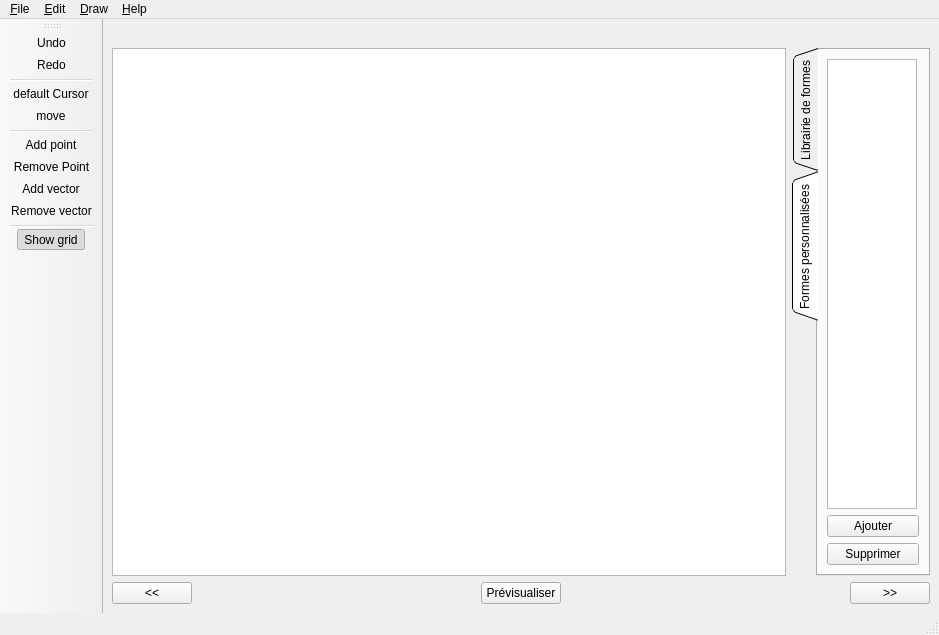
This is trunk/Ui/mainWindow.ui in BackupTheBerlios/qtfin-svn as Qt 5 draws it before an edit. The edited form follows.
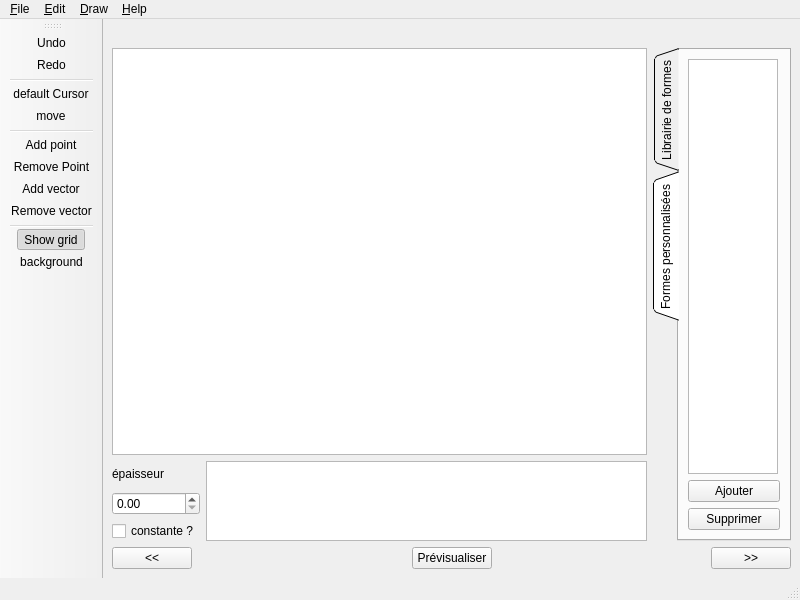
This is the edited form. Icons and pictures are not drawn.

What changed in the file:
```diff
--- a/trunk/Ui/mainWindow.ui
+++ b/trunk/Ui/mainWindow.ui
@@ -8,8 +8,8 @@
    <rect>
     <x>0</x>
     <y>0</y>
-    <width>939</width>
-    <height>635</height>
+    <width>800</width>
+    <height>600</height>
    </rect>
   </property>
   <property name="sizePolicy" >
@@ -47,8 +47,8 @@
      <verstretch>0</verstretch>
     </sizepolicy>
    </property>
-   <layout class="QVBoxLayout" name="verticalLayout_3" >
-    <item>
+   <layout class="QGridLayout" name="gridLayout_2" >
+    <item row="0" column="0" colspan="3" >
      <widget class="QLabel" name="label" >
       <property name="frameShape" >
        <enum>QFrame::NoFrame</enum>
@@ -67,29 +67,33 @@
       </property>
      </widget>
     </item>
-    <item>
-     <layout class="QHBoxLayout" name="horizontalLayout" >
-      <item>
+    <item row="1" column="0" colspan="2" >
        <widget class="QGraphicsView" name="graphicsView" >
+      <property name="sizePolicy" >
+       <sizepolicy vsizetype="Expanding" hsizetype="Expanding" >
+        <horstretch>0</horstretch>
+        <verstretch>0</verstretch>
+       </sizepolicy>
+      </property>
         <property name="minimumSize" >
          <size>
-          <width>645</width>
-          <height>77</height>
+        <width>0</width>
+        <height>0</height>
          </size>
         </property>
        </widget>
       </item>
-      <item>
+    <item rowspan="4" row="1" column="2" >
        <widget class="QTabWidget" name="tabWidget" >
         <property name="sizePolicy" >
-         <sizepolicy vsizetype="Expanding" hsizetype="Minimum" >
+       <sizepolicy vsizetype="Expanding" hsizetype="Fixed" >
           <horstretch>0</horstretch>
           <verstretch>0</verstretch>
          </sizepolicy>
         </property>
         <property name="minimumSize" >
          <size>
-          <width>100</width>
+        <width>128</width>
           <height>0</height>
          </size>
         </property>
@@ -185,9 +189,49 @@
         </widget>
        </widget>
       </item>
-     </layout>
+    <item row="2" column="0" >
+     <widget class="QLabel" name="label_2" >
+      <property name="text" >
+       <string>épaisseur</string>
+      </property>
+     </widget>
     </item>
-    <item>
+    <item rowspan="3" row="2" column="1" >
+     <widget class="QGraphicsView" name="graphicsView_2" >
+      <property name="sizePolicy" >
+       <sizepolicy vsizetype="Fixed" hsizetype="Expanding" >
+        <horstretch>0</horstretch>
+        <verstretch>0</verstretch>
+       </sizepolicy>
+      </property>
+      <property name="minimumSize" >
+       <size>
+        <width>0</width>
+        <height>80</height>
+       </size>
+      </property>
+      <property name="maximumSize" >
+       <size>
+        <width>16777215</width>
+        <height>80</height>
+       </size>
+      </property>
+     </widget>
+    </item>
+    <item row="3" column="0" >
+     <widget class="QDoubleSpinBox" name="doubleSpinBox" />
+    </item>
+    <item row="4" column="0" >
+     <widget class="QCheckBox" name="checkBox" >
+      <property name="text" >
+       <string>constante ?</string>
+      </property>
+      <property name="checked" >
+       <bool>false</bool>
+      </property>
+     </widget>
+    </item>
+    <item row="5" column="0" colspan="3" >
      <layout class="QGridLayout" name="gridLayout" >
       <item row="0" column="0" >
        <widget class="QPushButton" name="prevButton" >
@@ -245,7 +289,7 @@
     <rect>
      <x>0</x>
      <y>0</y>
-     <width>939</width>
+     <width>800</width>
      <height>19</height>
     </rect>
    </property>
@@ -324,6 +368,7 @@
    <addaction name="actionRemove_vector" />
    <addaction name="separator" />
    <addaction name="actionToogle_Grid" />
+   <addaction name="actionBackground" />
   </widget>
   <action name="action_New" >
    <property name="icon" >
@@ -457,6 +502,15 @@
     <string>Remove Point</string>
    </property>
   </action>
+  <action name="actionBackground" >
+   <property name="icon" >
+    <iconset resource="../resources/icons.qrc" >
+     <normaloff>:/SilkIconSet/icons/application_home.png</normaloff>:/SilkIconSet/icons/application_home.png</iconset>
+   </property>
+   <property name="text" >
+    <string>background</string>
+   </property>
+  </action>
  </widget>
  <layoutdefault spacing="6" margin="9" />
  <resources>
```
Left out of the diff: 21 changed lines with no effect on the pictures. Lines whose indentation alone changed are shown as unchanged.
